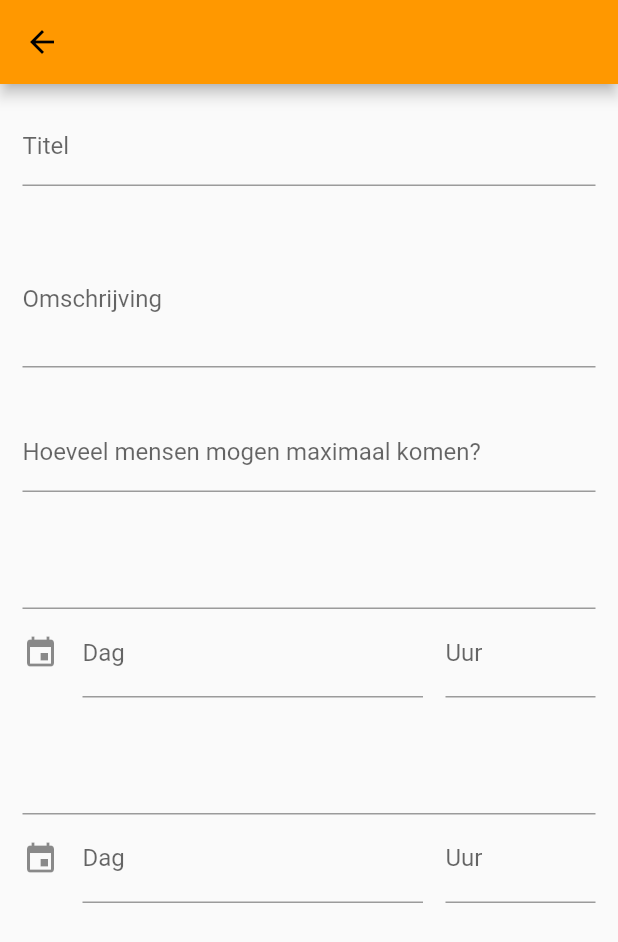
After one commit to LennardDeurman/nibblr_assessment_app, a Flutter app: the CreateDinnerPage screen opened directly, on a phone screen of 412 x 824 dp. The commit adds this screen. Shown: the top 942 px of the screen. Run offline on Flutter 3.47's test engine with Material 2 defaults, Android fonts, the phone set to English and light mode, and no system bars; drawn by our look-alikes of date_time_picker; accounts and stored records are empty; network calls fail.

Commit message:
Created UI for create dinner screen

```diff
--- a/lib/components/forms/auth/base.dart
+++ b/lib/components/forms/auth/base.dart
@@ -1,4 +1,5 @@
 import 'package:flutter/material.dart';
+import 'package:nibblr/components/forms/base.dart';
 
 abstract class AuthForm extends StatefulWidget {
 
@@ -7,38 +8,10 @@ abstract class AuthForm extends StatefulWidget {
 
 }
 
-abstract class AuthFormState<T extends AuthForm> extends State<T> {
+abstract class AuthFormState<T extends AuthForm> extends State<T> with FormTextFields {
 
   final GlobalKey<FormState> _formKey = GlobalKey<FormState>();
 
-  Widget multiLineTextField({ @required TextEditingController controller, @required String labelText, @required String hintText, int minLines = 3, int maxLines = 5 }) {
-    return TextFormField(
-      keyboardType: TextInputType.multiline,
-      minLines: minLines,
-      maxLines: maxLines,
-      controller: controller,
-      decoration: InputDecoration(
-          labelText: labelText,
-          hintText: hintText,
-          contentPadding: EdgeInsets.only(
-              bottom: 18
-          )
-      ),
-    );
-  }
-
-  Widget textFormField({ @required TextEditingController controller, @required String labelText, @required String hintText }) {
-    return TextFormField(
-      controller: controller,
-      decoration: InputDecoration(
-          labelText: labelText,
-          hintText: hintText,
-          contentPadding: EdgeInsets.only(
-              bottom: 18
-          )
-      ),
-    );
-  }
 
   Widget submitButton({ @required String labelText }) {
     return FlatButton(
--- /dev/null
+++ b/lib/components/forms/base.dart
@@ -0,0 +1,34 @@
+import 'package:flutter/material.dart';
+
+class FormTextFields {
+
+  Widget multiLineTextField({ @required TextEditingController controller, @required String labelText, @required String hintText, int minLines = 3, int maxLines = 5 }) {
+    return TextFormField(
+      keyboardType: TextInputType.multiline,
+      minLines: minLines,
+      maxLines: maxLines,
+      controller: controller,
+      decoration: InputDecoration(
+          labelText: labelText,
+          hintText: hintText,
+          contentPadding: EdgeInsets.only(
+              bottom: 18
+          )
+      ),
+    );
+  }
+
+  Widget textFormField({ @required TextEditingController controller, @required String labelText, @required String hintText }) {
+    return TextFormField(
+      controller: controller,
+      decoration: InputDecoration(
+          labelText: labelText,
+          hintText: hintText,
+          contentPadding: EdgeInsets.only(
+              bottom: 18
+          )
+      ),
+    );
+  }
+
+}
--- /dev/null
+++ b/lib/components/forms/dinner.dart
@@ -0,0 +1,105 @@
+import 'package:date_time_picker/date_time_picker.dart';
+import 'package:flutter/material.dart';
+import 'package:nibblr/components/forms/base.dart';
+
+class DinnerForm extends StatefulWidget {
+
+  @override
+  State<StatefulWidget> createState() {
+    return DinnerFormState();
+  }
+
+}
+
+class DinnerFormState extends State<DinnerForm> with FormTextFields {
+
+  final GlobalKey<FormState> _formKey = GlobalKey<FormState>();
+
+  final TextEditingController _titleTextController = TextEditingController();
+
+  final TextEditingController _multiLineTextController = TextEditingController();
+
+  final TextEditingController _maxMembersTextController = TextEditingController();
+
+  final TextEditingController _startTextController = TextEditingController();
+
+  final TextEditingController _endTextController = TextEditingController();
+
+  @override
+  void initState() {
+    super.initState();
+  }
+
+  @override
+  Widget build(BuildContext context) {
+
+
+    return Form(
+      key: _formKey,
+      child: Column(
+        mainAxisAlignment: MainAxisAlignment.center,
+        mainAxisSize: MainAxisSize.min,
+        crossAxisAlignment: CrossAxisAlignment.stretch,
+        children: [
+          Container(
+            margin: EdgeInsets.all(15),
+            child: textFormField(controller: _titleTextController, labelText: "Titel", hintText: "Bijv. Nasi Goreng eten"),
+          ),
+          Container(
+            margin: EdgeInsets.all(15),
+            child: multiLineTextField(controller: _multiLineTextController, labelText: "Omschrijving", hintText: "Vertel iets meer..."),
+          ),
+          Container(
+            margin: EdgeInsets.all(15),
+            child: textFormField(controller: _maxMembersTextController, labelText: "Hoeveel mensen mogen maximaal komen?", hintText: "Bijv. 6"),
+          ),
+          Container(
+            margin: EdgeInsets.all(15),
+            child: Column(
+              children: [
+                TextFormField(
+                    controller: _startTextController
+                ),
+                DateTimePicker(
+                    type: DateTimePickerType.dateTimeSeparate,
+                    controller: _startTextController,
+                    dateMask: 'd MMM, yyyy',
+                    firstDate: DateTime(2000),
+                    lastDate: DateTime(2100),
+                    icon: Icon(Icons.event),
+                    dateLabelText: 'Dag',
+                    timeLabelText: "Uur"
+                ),
+              ],
+            ),
+          ),
+          Container(
+            margin: EdgeInsets.all(15),
+            child: Column(
+              children: [
+                TextFormField(
+                    controller: _endTextController
+                ),
+                DateTimePicker(
+                    type: DateTimePickerType.dateTimeSeparate,
+                    controller: _endTextController,
+                    dateMask: 'd MMM, yyyy',
+                    firstDate: DateTime(2000),
+                    lastDate: DateTime(2100),
+                    icon: Icon(Icons.event),
+                    dateLabelText: 'Dag',
+                    timeLabelText: "Uur"
+                ),
+              ],
+            ),
+          )
+
+
+
+
+        ],
+      ),
+    );
+  }
+
+}
--- a/lib/pages/create_dinner.dart
+++ b/lib/pages/create_dinner.dart
@@ -0,0 +1,27 @@
+import 'package:flutter/material.dart';
+import 'package:nibblr/components/forms/dinner.dart';
+
+class CreateDinnerPage extends StatefulWidget {
+
+  @override
+  State<StatefulWidget> createState() {
+    return CreateDinnerPageState();
+  }
+
+}
+
+class CreateDinnerPageState extends State<CreateDinnerPage> {
+
+  @override
+  Widget build(BuildContext context) {
+    return Scaffold(
+      appBar: AppBar(
+        title: Text(""),
+      ),
+      body: Container(
+        child: DinnerForm()
+      ),
+    );
+  }
+
+}
--- a/lib/pages/home/fragments/active_dinners.dart
+++ b/lib/pages/home/fragments/active_dinners.dart
@@ -7,6 +7,7 @@ import 'package:nibblr/components/navigation/navigation_drawer.dart';
 import 'package:nibblr/logic/downloader.dart';
 import 'package:nibblr/models/dinner.dart';
 import 'package:nibblr/network/api.dart';
+import 'package:nibblr/pages/create_dinner.dart';
 import 'package:nibblr/pages/dinner.dart';
 
 class ActiveDinnersNavigationChild extends NavigationDrawerChild {
@@ -28,6 +29,7 @@ class ActiveDinnersNavigationChild extends NavigationDrawerChild {
   @override
   Widget floatingActionButton(BuildContext context) {
     return FloatingActionButton(
+      child: Icon(Icons.add),
       onPressed: () => fragmentKey.currentState.onFloatingButtonPressed(context),
     );
   }
@@ -68,6 +70,15 @@ class ActiveDinnersFragmentState extends FragmentState<ActiveDinnersFragment> {
   }
 
   @override
+  void onFloatingButtonPressed(BuildContext context) {
+    Navigator.push(context, MaterialPageRoute(
+      builder: (BuildContext context) {
+        return CreateDinnerPage();
+      }
+    ));
+  }
+
+  @override
   Widget build(BuildContext context) {
     return RefreshIndicator(
       onRefresh: () {
--- a/pubspec.yaml
+++ b/pubspec.yaml
@@ -30,6 +30,7 @@ dependencies:
   cupertino_icons: ^0.1.3
   http: ^0.12.2
   intl: ^0.16.1
+  date_time_picker: "^1.1.1"
 
 dev_dependencies:
   flutter_test:
```
Also changed, not shown: lib/components/forms/auth.dart (deleted), pubspec.lock.
